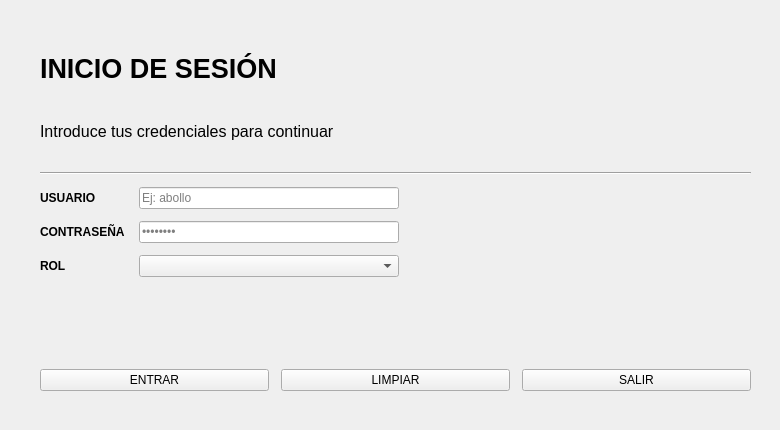
Above: ui/login.ui from ValkoinenKissa/PySide6-SQLAlchemy-StudentGrades before the change. Below: the same form after it.
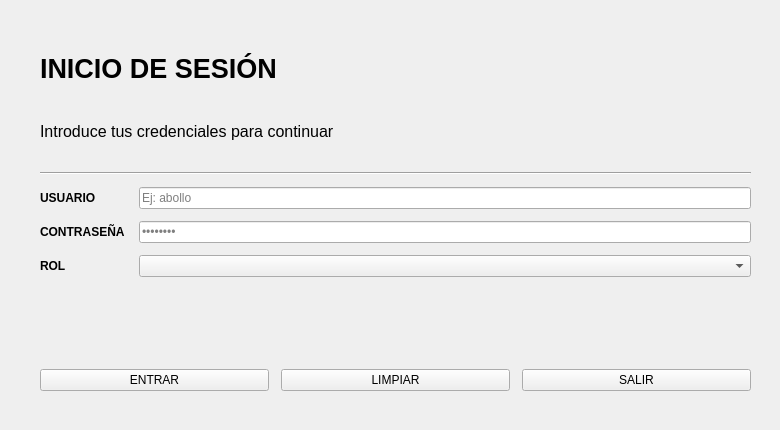
That is the form after the change. Icons and pictures are not drawn.

```diff
--- a/ui/login.ui
+++ b/ui/login.ui
@@ -139,7 +139,7 @@
     <item>
      <layout class="QFormLayout" name="credentialsLayout">
       <property name="labelAlignment">
-       <set>Qt::AlignLeft|Qt::AlignVCenter</set>
+       <set>Qt::AlignLeading|Qt::AlignLeft|Qt::AlignVCenter</set>
       </property>
       <property name="horizontalSpacing">
        <number>14</number>
@@ -165,7 +165,7 @@
        <widget class="QLineEdit" name="editUsername">
         <property name="maximumSize">
          <size>
-          <width>260</width>
+          <width>16777215</width>
           <height>16777215</height>
          </size>
         </property>
@@ -192,7 +192,7 @@
        <widget class="QLineEdit" name="editPassword">
         <property name="maximumSize">
          <size>
-          <width>260</width>
+          <width>16777215</width>
           <height>16777215</height>
          </size>
         </property>
@@ -222,7 +222,7 @@
        <widget class="QComboBox" name="comboRole">
         <property name="maximumSize">
          <size>
-          <width>260</width>
+          <width>16777215</width>
           <height>16777215</height>
          </size>
         </property>
```
Left out of the diff: 31 changed lines with no effect on the pictures.
